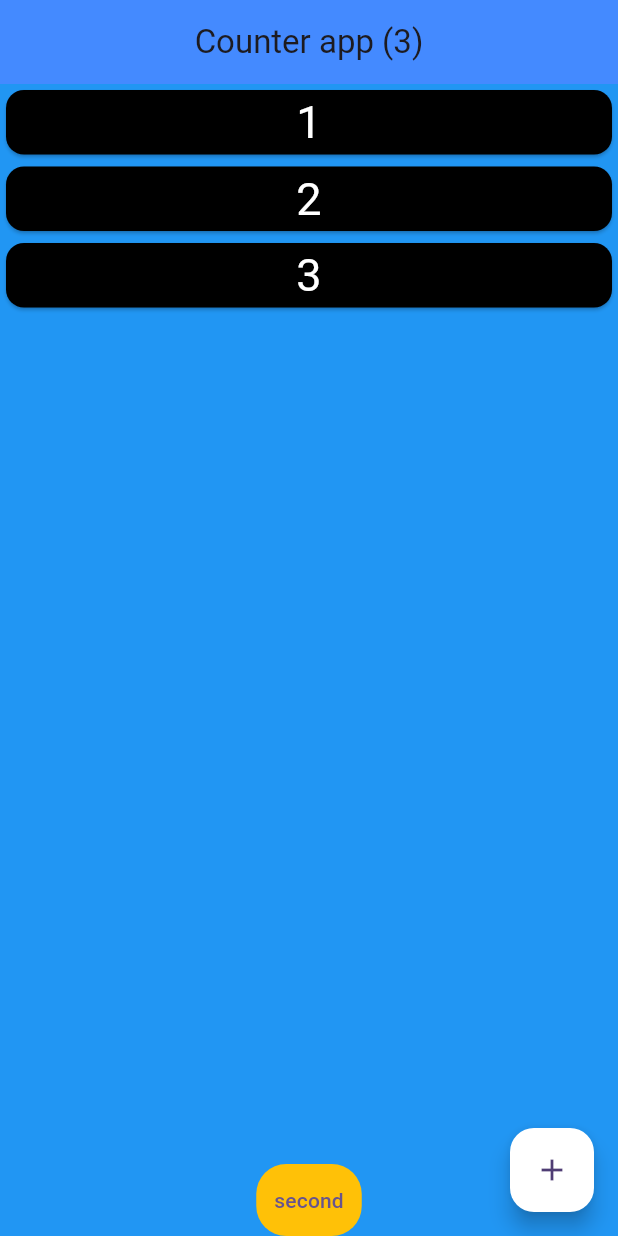
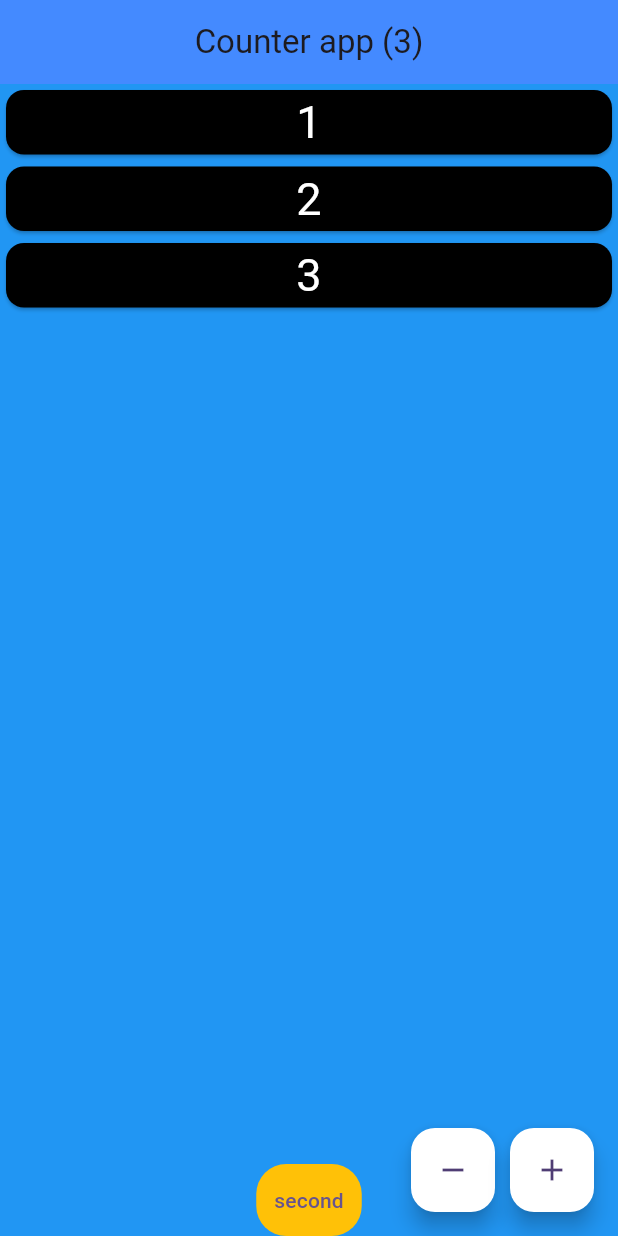
Before and after one commit to PrashantChandraker/provider_sample_counter_app, a Flutter app: the screen it shows after launch, on a phone screen of 412 x 824 dp. Run offline on Flutter 3.47's test engine with Material 3 defaults, Android fonts, the light colour scheme and no system bars.

Commit message:
remove button done

```diff
--- a/lib/screens/first_screen.dart
+++ b/lib/screens/first_screen.dart
@@ -17,8 +17,7 @@ class _FirstScreenState extends State<FirstScreen> {
   @override
   Widget build(BuildContext context) {
     return Consumer<Counterprovider>(
-      builder: ( context, toChangenumber, child) =>
-      Scaffold(
+      builder: (context, toChangenumber, child) => Scaffold(
           backgroundColor: Colors.blue,
           appBar: AppBar(
             title: Text('Counter app (${toChangenumber.numbers.last})'),
@@ -32,7 +31,8 @@ class _FirstScreenState extends State<FirstScreen> {
               //   style: TextStyle(fontSize: 40),
               // ),
               Expanded(
-              child: ListView.builder(
+                  child: toChangenumber.numbers.isNotEmpty
+                      ? ListView.builder(
                           itemCount: toChangenumber.numbers.length,
                           itemBuilder: (context, index) => Center(
                             child: SizedBox(
@@ -42,33 +42,62 @@ class _FirstScreenState extends State<FirstScreen> {
                                 child: Center(
                                   child: Text(
                                     toChangenumber.numbers[index].toString(),
-                          style: const TextStyle(fontSize: 30, color: Colors.white),
+                                    style: const TextStyle(
+                                        fontSize: 30, color: Colors.white),
                                   ),
                                 ),
                               ),
                             ),
                           ),
-              ),
-            ),
+                        )
+                      : Center(
+                          child: Text('No Numbers Avialble to remove'),
+                        )),
               Container(
                 decoration: BoxDecoration(
                   borderRadius: BorderRadius.circular(20),
                   color: Colors.amber,
                 ),
-              child: TextButton(onPressed: () {
-                Navigator.push(context, MaterialPageRoute(builder: (context)=> SecondScreen()));
-              }, child: const Text('second')),
+                child: TextButton(
+                    onPressed: () {
+                      Navigator.push(
+                          context,
+                          MaterialPageRoute(
+                              builder: (context) => SecondScreen()));
+                    },
+                    child: const Text('second')),
               )
             ],
           ),
-        floatingActionButton: FloatingActionButton(
+          floatingActionButton: Row(
+            mainAxisAlignment: MainAxisAlignment.end,
+            children: [
+              toChangenumber.numbers.length!=1?
+              FloatingActionButton(
+                onPressed: () {
+                  if (toChangenumber.numbers.length >1) {
+                    toChangenumber.minus();
+                  }
+                  else{
+                    print('hii');
+                  }
+                },
+                backgroundColor: Colors.white,
+                child: const Icon(Icons.remove),
+              ):SizedBox(),
+              SizedBox(
+                width: 10,
+              ),
+
+              FloatingActionButton(
                 onPressed: () {
                   toChangenumber.add();
                 },
                 backgroundColor: Colors.white,
                 child: const Icon(Icons.add),
-        ),
-      ),
+              )
+            ],
+          )),
     );
   }
 }
```
Also changed, not shown: lib/Counterprovider.dart (+7 -0 lines), pubspec.lock. Lines whose indentation alone changed are shown as unchanged.
